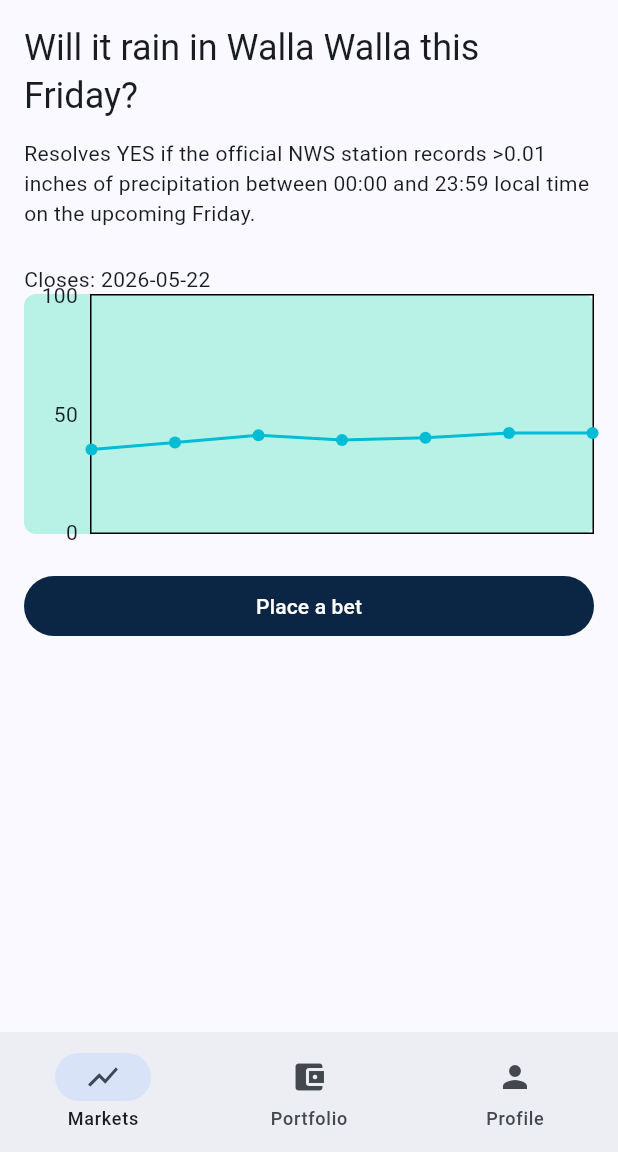
After one commit to JoshuaBielas/PredictItJr, a Flutter app: the screen it shows after launch, after a tap on "Will it rain in Walla Walla this Friday?", on a phone screen of 412 x 824 dp, the part 84-1236 px from its top. The commit adds this screen. Run offline on Flutter 3.47's test engine with Material 3 defaults, Android fonts, the phone set to English and light mode, and no system bars; our stand-ins replace flutter_svg, go_router.

Commit message:
adding homework 5

```diff
--- a/analysis_options.yaml
+++ b/analysis_options.yaml
@@ -16,7 +16,7 @@ linter:
     # Type discipline — important coming from Python
     always_declare_return_types: true
     always_specify_types: false  # too aggressive; type inference is fine
-    avoid_dynamic_calls_without_null_check: true
+    # avoid_dynamic_calls_without_null_check: true
     prefer_final_locals: true
     prefer_final_fields: true
 
--- a/lib/router.dart
+++ b/lib/router.dart
@@ -1,27 +1,44 @@
+// import 'package:flutter/material.dart';
 import 'package:go_router/go_router.dart';
-import 'package:predictit_jr/screens/portfolio_screen.dart';
 import 'screens/market_list_screen.dart';
 import 'screens/market_detail_screen.dart';
+import 'screens/portfolio_screen.dart';
+import 'screens/profile_screen.dart';
+import 'widgets/adaptive_shell.dart';
 
-// Routes carry STRINGS, not Dart objects. The detail route takes an
-// id (a path parameter) and the screen looks the market up itself.
-// This is what makes deep links, refreshes, and A7's redirects possible.
-// — passing the whole Market object "because it's handy" defeats it.
+// I got help from AI on this
+
 final GoRouter router = GoRouter(
+  routes: [
+    StatefulShellRoute.indexedStack(
+      builder: (context, state, navigationShell) {
+        return AdaptiveShell(navigationShell: navigationShell);
+      },
+      branches: [
+        StatefulShellBranch(
           routes: [
             GoRoute(
               path: '/',
               builder: (context, state) => const MarketListScreen(),
+              routes: [
+                GoRoute(
+                  path: 'market/:id',
+                  builder: (context, state) =>
+                      MarketDetailScreen(id: state.pathParameters['id']!),
                 ),
-    GoRoute(
-      path: '/market/:id',
-      builder: (context, state) => MarketDetailScreen(
-        id: state.pathParameters['id']!,
+              ],
             ),
+          ],
         ),
-    GoRoute(
-      path: '/portfolio',
-      builder: (_, __) => const PortfolioScreen(),
+        StatefulShellBranch(routes: [
+          GoRoute(path: '/portfolio', builder: (_, __) => const PortfolioScreen()),
+          ],
+        ),
+        StatefulShellBranch(routes: [
+          GoRoute(path: '/profile', builder: (_, __) => const ProfileScreen()),
+          ],
+        ),
+      ],
     ),
   ],
 );
--- a/lib/screens/market_list_screen.dart
+++ b/lib/screens/market_list_screen.dart
@@ -1,8 +1,9 @@
 import 'package:flutter/material.dart';
-import 'package:go_router/go_router.dart';
+import 'package:predictit_jr/widgets/adaptive_shell.dart';
 import '../data/market_repository.dart';
 import '../models/market.dart';
 import '../widgets/market_card.dart';
+import '../widgets/market_detail.dart';
 
 
 class MarketListScreen extends StatefulWidget {
@@ -10,6 +11,52 @@ class MarketListScreen extends StatefulWidget {
 
   @override
   State<MarketListScreen> createState() => _MarketListScreenState();
+}
+
+class _WideMarketLayout extends StatefulWidget {
+  const _WideMarketLayout({required this.markets});
+
+  final List<Market> markets;
+
+  @override
+  State<_WideMarketLayout> createState() => _WideMarketLayoutState();
+}
+
+class _WideMarketLayoutState extends State<_WideMarketLayout> {
+  Market? _selectedMarket;
+
+  @override
+  Widget build(BuildContext context) {
+    return Row(
+      children: [
+        Expanded(
+          flex: 2,
+          child: ListView.builder(
+            itemCount: widget.markets.length,
+            itemBuilder: (context, i) {
+              final market = widget.markets[i];
+
+              return MarketCard(
+                market: market,
+                onTap: () {
+                  setState(() {
+                    _selectedMarket = market;
+                  });
+                },
+              );
+            },
+          ),
+        ),
+        const VerticalDivider(width: 1),
+        Expanded(
+          flex: 3,
+          child: _selectedMarket == null
+              ? const Center(child: Text('Select a market'))
+              : MarketDetailBody(market: _selectedMarket!),
+        ),
+      ],
+    );
+  }
 }
 
 class _MarketListScreenState extends State<MarketListScreen> {
@@ -27,12 +74,6 @@ class _MarketListScreenState extends State<MarketListScreen> {
     return Scaffold(
       appBar: AppBar(
         title: const Text('Markets'),
-        actions: [
-          IconButton(
-            icon: const Icon(Icons.account_balance_wallet),
-            onPressed: () => context.push('/portfolio'),
-          ),
-        ],
       ),
       body: FutureBuilder<List<Market>>(
         future: _marketsFuture,
@@ -44,6 +85,7 @@ class _MarketListScreenState extends State<MarketListScreen> {
             return Center(child: Text('Failed to load: ${snapshot.error}'));
           }
           final markets = snapshot.data!;
+          final wide = MediaQuery.sizeOf(context).width >= kWideBreakpoint;
           return RefreshIndicator(
             onRefresh: () async {
               setState(() {
@@ -51,12 +93,14 @@ class _MarketListScreenState extends State<MarketListScreen> {
               });
               await _marketsFuture;
             },
-            child: ListView.builder(
-              itemCount: markets.length,
-              itemBuilder: (context, i) {
-                final market = markets[i];
-                return MarketCard(market: market);
-              },
+            child: wide
+              ? _WideMarketLayout(markets: markets)
+              : ListView.builder(
+                itemCount: markets.length,
+                itemBuilder: (context, i) {
+                  final market = markets[i];
+                  return MarketCard(market: market);
+                },
             ),
           );
         },
--- /dev/null
+++ b/lib/widgets/adaptive_shell.dart
@@ -0,0 +1,73 @@
+import 'package:flutter/material.dart';
+import 'package:go_router/go_router.dart';
+
+const double kWideBreakpoint = 600.0;
+
+class _TabDestination {
+  const _TabDestination({required this.label, required this.icon});
+  final String label;
+  final IconData icon;
+}
+
+const _tabs = [
+  _TabDestination(label: 'Markets', icon: Icons.show_chart),
+  _TabDestination(label: 'Portfolio', icon: Icons.account_balance_wallet),
+  _TabDestination(label: 'Profile', icon: Icons.person),
+];
+
+class AdaptiveShell extends StatelessWidget {
+  const AdaptiveShell({super.key, required this.navigationShell});
+
+  final StatefulNavigationShell navigationShell;
+
+  void _go(int i) => navigationShell.goBranch(
+        i,
+        initialLocation: i == navigationShell.currentIndex,
+      );
+
+  @override
+  Widget build(BuildContext context) {
+    // Decide on WIDTH, not Platform. Rotate the emulator and this
+    // re-runs with a different `width` — the layout switches live.
+    final width = MediaQuery.sizeOf(context).width;
+    final wide = width >= kWideBreakpoint;
+    return wide ? _wide(context) : _narrow(context);
+  }
+
+  Widget _narrow(BuildContext context) {
+    return Scaffold(
+      body: navigationShell,
+      bottomNavigationBar: NavigationBar(
+        selectedIndex: navigationShell.currentIndex,
+        onDestinationSelected: _go,
+        destinations: [
+          for (final t in _tabs)
+            NavigationDestination(icon: Icon(t.icon), label: t.label),
+        ],
+      ),
+    );
+  }
+
+  Widget _wide(BuildContext context) {
+    return Scaffold(
+      body: Row(
+        children: [
+          NavigationRail(
+            selectedIndex: navigationShell.currentIndex,
+            onDestinationSelected: _go,
+            labelType: NavigationRailLabelType.all,
+            destinations: [
+              for (final t in _tabs)
+                NavigationRailDestination(
+                  icon: Icon(t.icon),
+                  label: Text(t.label),
+                ),
+            ],
+          ),
+          const VerticalDivider(width: 1),
+          Expanded(child: navigationShell),
+        ],
+      ),
+    );
+  }
+}
--- a/lib/widgets/market_card.dart
+++ b/lib/widgets/market_card.dart
@@ -9,8 +9,9 @@ import 'package:go_router/go_router.dart';
 
 class MarketCard extends StatelessWidget {
   final Market market;
+  final VoidCallback? onTap;
 
-  const MarketCard({super.key, required this.market});
+  const MarketCard({super.key, required this.market, this.onTap});
 
   @override
   Widget build(BuildContext context) {
@@ -19,7 +20,7 @@ class MarketCard extends StatelessWidget {
         // MarketCard opens a Bottom Sheet because this causes
         // all of the processing related to the cards to happen within
         // MarketCard rather than MarketScreen
-        onTap: () => context.push('/market/${market.id}'),
+        onTap: onTap ?? () => context.push('/market/${market.id}'),
         child: Padding(
           padding: const EdgeInsets.all(12),
           child: Row(
@@ -34,12 +35,6 @@ class MarketCard extends StatelessWidget {
                 child: Column(
                   crossAxisAlignment: CrossAxisAlignment.start,
                   children: [
-                    // Text(
-                    //   market.title, // mkt_001 is long → RenderFlex overflow
-                    //   style: Theme.of(context).textTheme.titleMedium,
-                    //   maxLines: 2,
-                    //   overflow: TextOverflow.ellipsis,
-                    // ),
                     Hero(
                       tag: 'market-title-${market.id}',
                       child: Material(
--- /dev/null
+++ b/lib/widgets/market_detail.dart
@@ -0,0 +1,114 @@
+import 'package:fl_chart/fl_chart.dart';
+import '../widgets/bet_sheet.dart';
+import 'package:flutter/material.dart';
+import '../models/market.dart';
+import 'adaptive_shell.dart';
+
+// I got help from AI on the extra credit here
+
+class MarketDetailBody extends StatelessWidget {
+  const MarketDetailBody({super.key, required this.market});
+  final Market market;
+
+  @override
+  Widget build(BuildContext context) {
+    final spots = market.priceHistory.asMap().entries.map((entry) {
+      final index = entry.key.toDouble();
+      final point = entry.value;
+      return FlSpot(index, point.yesPriceCents.toDouble());
+    }).toList();
+
+    return SingleChildScrollView(
+      padding: const EdgeInsets.all(16),
+      child: Column(
+        crossAxisAlignment: CrossAxisAlignment.start,
+        children: [
+          // Text(market.title,
+          //     style: Theme.of(context).textTheme.headlineSmall),
+          Hero(
+            tag: 'market-title-${market.id}',
+            child: Material(
+              type: MaterialType.transparency,
+              child: Text(market.title,
+                  style: Theme.of(context).textTheme.headlineSmall,),
+            ),
+          ),
+          const SizedBox(height: 12),
+          Text(market.description),
+          const SizedBox(height: 24),
+          Text('Closes: ${market.closesAt.toLocal().toString().split(' ')[0]}'),
+          Container(
+            height: 160,
+            decoration: BoxDecoration(
+              color: Theme.of(context).colorScheme.surfaceContainerHighest,
+              borderRadius: BorderRadius.circular(8),
+            ),
+            child: LineChart(
+              LineChartData(
+                minX: 0,
+                maxX: (market.priceHistory.length - 1).toDouble(),
+                minY: 0,
+                maxY: 100,
+                titlesData: const FlTitlesData(
+                  show: true,
+                  bottomTitles: AxisTitles(
+                    sideTitles: SideTitles(showTitles: false),
+                  ),
+                  topTitles: AxisTitles(
+                    sideTitles: SideTitles(showTitles: false),
+                  ),
+                  rightTitles: AxisTitles(
+                    sideTitles: SideTitles(showTitles: false),
+                  ),
+                ),
+                gridData: const FlGridData(show: false),
+                borderData: FlBorderData(show: true),
+                lineBarsData: [
+                  LineChartBarData(
+                    spots: spots,
+                  ),
+                ],
+              ),
+            ),
+          ),
+          const SizedBox(height: 24),
+          SizedBox(
+            width: double.infinity,
+            child: FilledButton(
+              onPressed: () {
+                final wide = MediaQuery.sizeOf(context).width >= kWideBreakpoint;
+
+                if (wide) {
+                  showGeneralDialog<void>(
+                    context: context,
+                    barrierDismissible: true,
+                    barrierLabel: 'Dismiss',
+                    pageBuilder: (context, animation, secondaryAnimation) {
+                      return Align(
+                        alignment: Alignment.centerRight,
+                        child: Material(
+                          child: SizedBox(
+                            width: 300,
+                            height: double.infinity,
+                            child: BetSheet(market: market),
+                          ),
+                        ),
+                      );
+                    },
+                  );
+                } else {
+                  showModalBottomSheet<void>(
+                    context: context,
+                    isScrollControlled: true,
+                    builder: (_) => BetSheet(market: market),
+                  );
+                }
+              },
+              child: const Text('Place a bet'),
+            ),
+          ),
+        ],
+      ),
+    );
+  }
+}
```
Also changed, not shown: lib/screens/market_detail_screen.dart (+4 -88 lines), lib/screens/profile_screen.dart (added, +24 -0 lines), 1 other file. Lines whose indentation alone changed are shown as unchanged.
